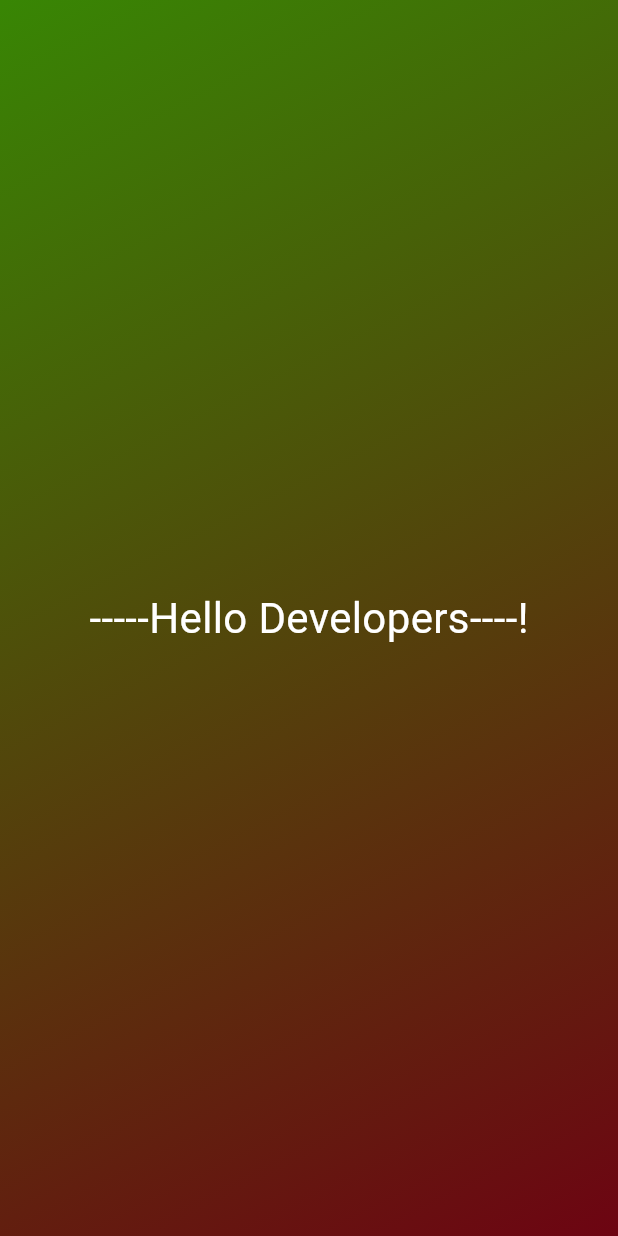
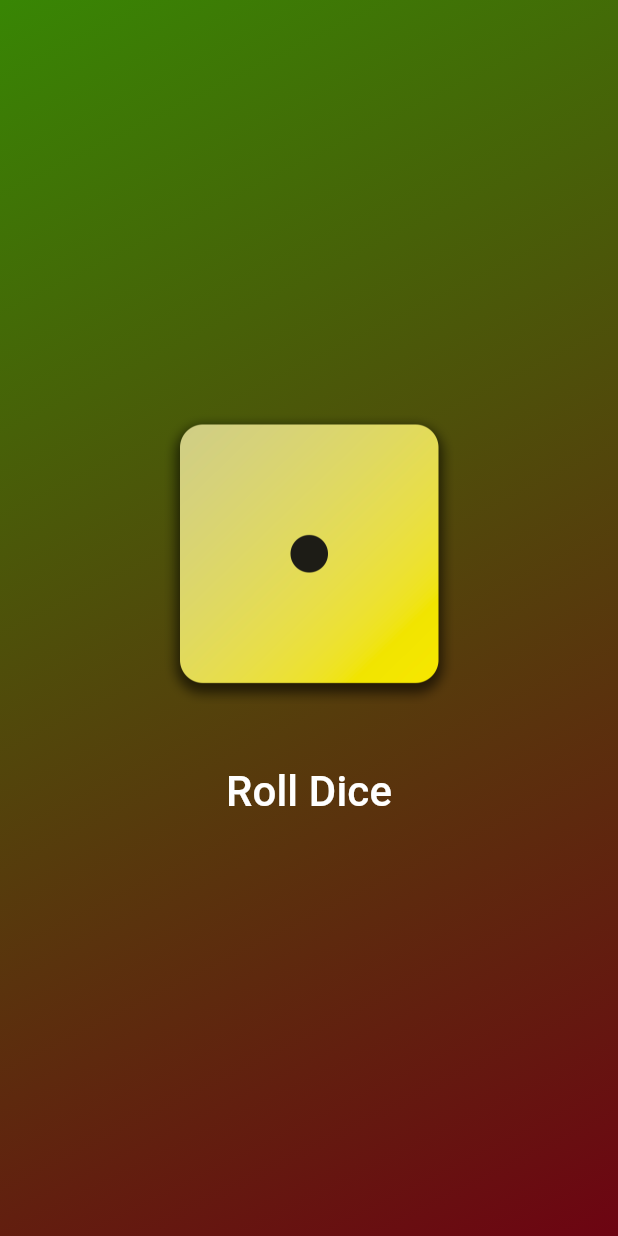
Before and after one commit to Sandipshrestha1/Dice_Roller, a Flutter app: the screen it shows after launch, on a phone screen of 412 x 824 dp. Run offline on Flutter 3.47's test engine with Material 3 defaults, Android fonts, the phone set to English and light mode, and no system bars.

Commit message:
completed dice Roller

```diff
--- a/dice_roller_app/lib/dice_roller.dart
+++ b/dice_roller_app/lib/dice_roller.dart
@@ -1,15 +1,50 @@
 import 'package:flutter/material.dart';
+import 'dart:math';
+  final randomizer = Random();
 
-class MyWidget extends StatefulWidget {
-  const MyWidget({super.key});
+class DiceRoller extends StatefulWidget {
+  const DiceRoller({super.key});
+  @override
+  State<DiceRoller> createState() => _DiceRollerState();
+}
+
+class _DiceRollerState extends State<DiceRoller> {
+
+  var currentDiceRoll = 1;
+
+  void rollDice() {
+    setState(
+      () {
+        currentDiceRoll = randomizer.nextInt(6) + 1;
+      },
+    );
+  }
 
   @override
-  State<MyWidget> createState() => _MyWidgetState();
-}
-
-class _MyWidgetState extends State<MyWidget> {
-  @override
   Widget build(BuildContext context) {
-    return const Placeholder();
+    return Column(
+      mainAxisSize: MainAxisSize.min,
+      children: [
+        Image.asset(
+          "assets/dice_images/dice-$currentDiceRoll.png",
+          width: 200.0,
+        ),
+        const SizedBox(
+          height: 30,
+        ),
+        TextButton(
+          onPressed: () {
+            rollDice();
+          },
+          child: const Text(
+            "Roll Dice",
+            style: TextStyle(
+              fontSize: 28,
+              color: Colors.white,
+            ),
+          ),
+        ),
+      ],
+    );
   }
 }
--- a/dice_roller_app/lib/gradient_container.dart
+++ b/dice_roller_app/lib/gradient_container.dart
@@ -1,5 +1,5 @@
+import 'package:dice_roller_app/dice_roller.dart';
 import 'package:flutter/material.dart';
-import 'styled_text.dart';
 
 const startAlignent = Alignment.topLeft;
 const endAlignment = Alignment.bottomRight;
@@ -8,6 +8,7 @@ class GradientContainer extends StatelessWidget {
   const GradientContainer(this.color1, this.color2, {super.key});
   final Color color1;
   final Color color2;
+
   @override
   Widget build(BuildContext context) {
     return Container(
@@ -18,8 +19,8 @@ class GradientContainer extends StatelessWidget {
           end: endAlignment,
         ),
       ),
-      child:  Center(
-        child: StyledText("-----Hello Developers----!"),
+      child: const Center(
+        child: DiceRoller(),
       ),
     );
   }
--- a/dice_roller_app/lib/main.dart
+++ b/dice_roller_app/lib/main.dart
@@ -3,7 +3,7 @@ import 'package:flutter/material.dart';
 
 void main() {
   runApp(
-     const MaterialApp(
+     const  MaterialApp(
       home: Scaffold(
         body: GradientContainer(
 
--- a/dice_roller_app/lib/styled_text.dart
+++ b/dice_roller_app/lib/styled_text.dart
@@ -1,5 +1,6 @@
 import 'package:flutter/material.dart';
 
+// ignore: must_be_immutable
 class StyledText extends StatelessWidget {
    StyledText(this.text ,{super.key});
 String text;
```
